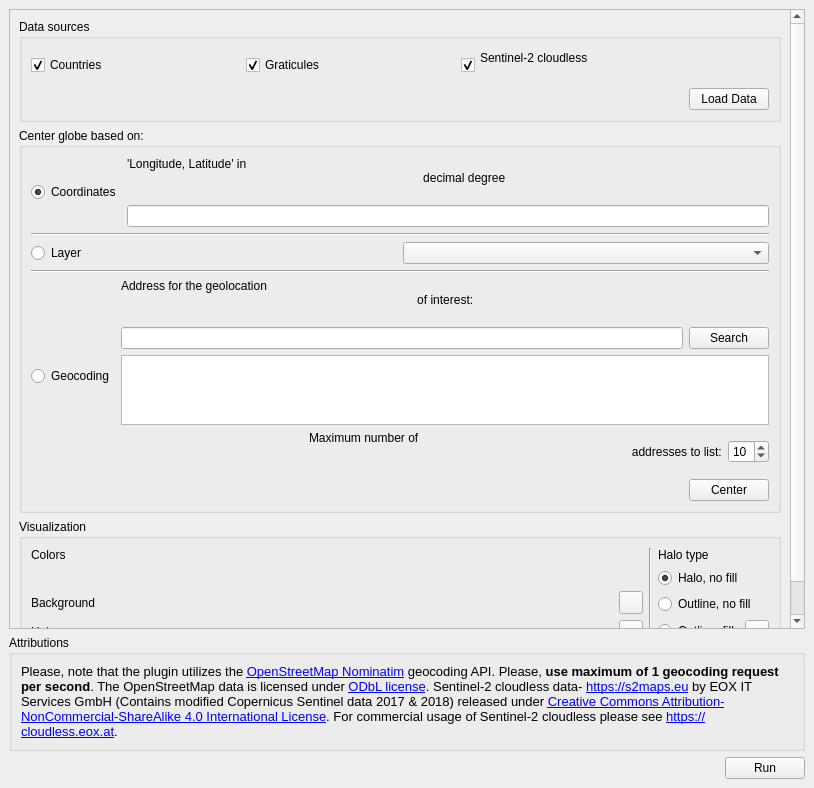
Qt form globe_builder_dockwidget_base.ui (GispoCoding/GlobeBuilder) before a commit.
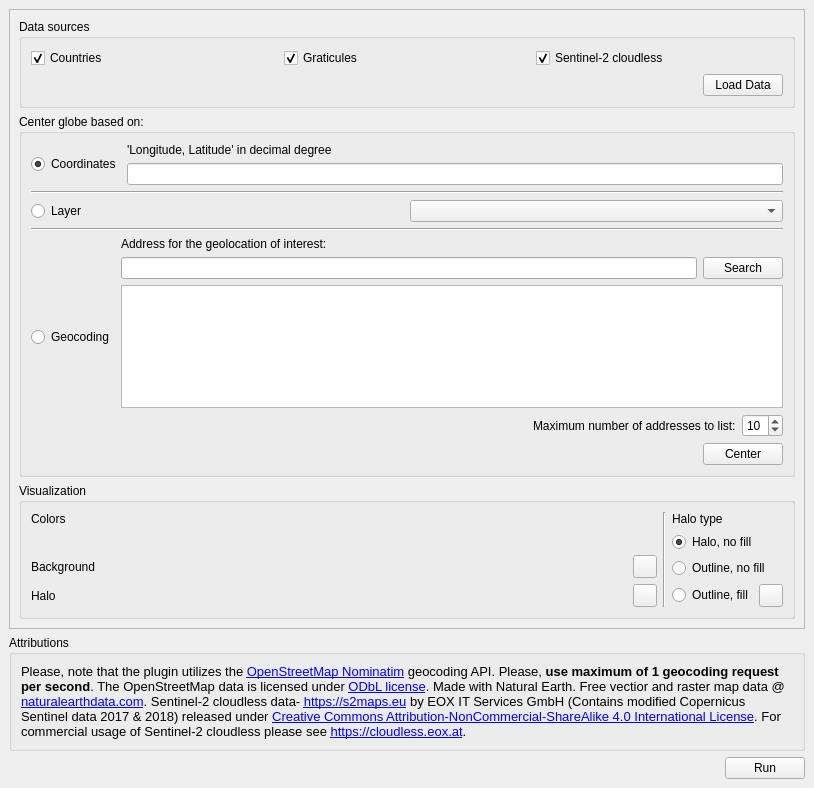
The same form after that commit. Icons and pictures are not drawn. Custom widgets are drawn as their Qt base class.

Commit message: Fix #1: Remove Natural Earth logo and replace it with text attribution

```diff
--- a/globe_builder_dockwidget_base.ui
+++ b/globe_builder_dockwidget_base.ui
@@ -34,7 +34,7 @@
                                          <x>0</x>
                                          <y>0</y>
                                          <width>792</width>
-                                         <height>524</height>
+           <height>584</height>
                                      </rect>
                                  </property>
                                  <layout class="QVBoxLayout" name="verticalLayout_10">
@@ -80,8 +80,7 @@
                                                                              <widget class="QCheckBox"
                                                                                      name="checkBoxS2cloudless">
                                                                                  <property name="text">
-                                                                                     <string>Sentinel-2 cloudless
-                                                                                     </string>
+                      <string>Sentinel-2 cloudless</string>
                                                                                  </property>
                                                                                  <property name="checked">
                                                                                      <bool>true</bool>
@@ -158,9 +157,7 @@
                                                                          <item>
                                                                              <widget class="QLabel" name="label_2">
                                                                                  <property name="text">
-                                                                                     <string>'Longitude, Latitude' in
-                                                                                         decimal degree
-                                                                                     </string>
+                      <string>'Longitude, Latitude' in decimal degree</string>
                                                                                  </property>
                                                                              </widget>
                                                                          </item>
@@ -218,9 +215,7 @@
                                                                          <item>
                                                                              <widget class="QLabel" name="label_3">
                                                                                  <property name="text">
-                                                                                     <string>Address for the geolocation
-                                                                                         of interest:
-                                                                                     </string>
+                      <string>Address for the geolocation of interest:</string>
                                                                                  </property>
                                                                              </widget>
                                                                          </item>
@@ -276,9 +271,7 @@
                                                                                              </sizepolicy>
                                                                                          </property>
                                                                                          <property name="text">
-                                                                                             <string>Maximum number of
-                                                                                                 addresses to list:
-                                                                                             </string>
+                        <string>Maximum number of addresses to list:</string>
                                                                                          </property>
                                                                                      </widget>
                                                                                  </item>
@@ -542,28 +535,25 @@
                                  <item>
                                      <widget class="QLabel" name="label_5">
                                          <property name="text">
-                                             <string>&lt;html&gt;&lt;head/&gt;&lt;body&gt;&lt;p&gt;&lt;span style=&quot;
-                                                 font-size:10pt;&quot;&gt;Please, note that the plugin utilizes the &lt;/span&gt;&lt;a
-                                                 href=&quot;https://wiki.openstreetmap.org/wiki/Nominatim&quot;&gt;&lt;span
-                                                 style=&quot; font-size:10pt; text-decoration: underline; color:#0000ff;&quot;&gt;OpenStreetMap
-                                                 Nominatim&lt;/span&gt;&lt;/a&gt;&lt;span style=&quot; font-size:10pt;&quot;&gt;
-                                                 geocoding API. Please, &lt;/span&gt;&lt;span style=&quot;
-                                                 font-size:10pt; font-weight:600;&quot;&gt;use maximum of 1 geocoding
-                                                 request per second&lt;/span&gt;&lt;span style=&quot; font-size:10pt;&quot;&gt;.
-                                                 The OpenStreetMap data is licensed under &lt;/span&gt;&lt;a href=&quot;https://opendatacommons.org/licenses/odbl/&quot;&gt;&lt;span
-                                                 style=&quot; font-size:10pt; text-decoration: underline; color:#0000ff;&quot;&gt;ODbL
-                                                 license&lt;/span&gt;&lt;/a&gt;&lt;span style=&quot; font-size:10pt;&quot;&gt;.
-                                                 Sentinel-2 cloudless data- &lt;/span&gt;&lt;a href=&quot;https://s2maps.eu/&quot;&gt;&lt;span
-                                                 style=&quot; font-size:10pt; text-decoration: underline; color:#0000ff;&quot;&gt;https://s2maps.eu&lt;/span&gt;&lt;/a&gt;&lt;span
-                                                 style=&quot; font-size:10pt;&quot;&gt; by EOX IT Services GmbH
-                                                 (Contains modified Copernicus Sentinel data 2017 &amp;amp; 2018)
-                                                 released under &lt;/span&gt;&lt;a href=&quot;https://creativecommons.org/licenses/by-nc-sa/4.0/&quot;&gt;&lt;span
-                                                 style=&quot; font-size:10pt; text-decoration: underline; color:#0000ff;&quot;&gt;Creative
-                                                 Commons Attribution-NonCommercial-ShareAlike 4.0 International License&lt;/span&gt;&lt;/a&gt;&lt;span
-                                                 style=&quot; font-size:10pt;&quot;&gt;. For commercial usage of
-                                                 Sentinel-2 cloudless please see &lt;/span&gt;&lt;a href=&quot;https://cloudless.eox.at&quot;&gt;&lt;span
-                                                 style=&quot; font-size:10pt; text-decoration: underline; color:#0000ff;&quot;&gt;https://cloudless.eox.at&lt;/span&gt;&lt;/a&gt;&lt;span
-                                                 style=&quot; font-size:10pt;&quot;&gt;.&lt;/span&gt;&lt;/p&gt;&lt;/body&gt;&lt;/html&gt;
+            <string>&lt;html&gt;&lt;head/&gt;&lt;body&gt;&lt;p&gt;&lt;span style=&quot; font-size:10pt;&quot;&gt;Please,
+             note that the plugin utilizes the &lt;/span&gt;&lt;a href=&quot;https://wiki.openstreetmap.org/wiki/Nominatim&quot;&gt;&lt;span
+             style=&quot; font-size:10pt; text-decoration: underline; color:#0000ff;&quot;&gt;OpenStreetMap Nominatim&lt;/span&gt;&lt;/a&gt;&lt;span
+             style=&quot; font-size:10pt;&quot;&gt; geocoding API. Please, &lt;/span&gt;&lt;span style=&quot;
+             font-size:10pt; font-weight:600;&quot;&gt;use maximum of 1 geocoding request per second&lt;/span&gt;&lt;span
+             style=&quot; font-size:10pt;&quot;&gt;. The OpenStreetMap data is licensed under &lt;/span&gt;&lt;a href=&quot;https://opendatacommons.org/licenses/odbl/&quot;&gt;&lt;span
+             style=&quot; font-size:10pt; text-decoration: underline; color:#0000ff;&quot;&gt;ODbL license&lt;/span&gt;&lt;/a&gt;&lt;span
+             style=&quot; font-size:10pt;&quot;&gt;. Made with Natural Earth. Free vectior and raster map data @ &lt;/span&gt;&lt;a
+             href=&quot;naturalearthdata.com&quot;&gt;&lt;span style=&quot; font-size:10pt; text-decoration: underline;
+             color:#0000ff;&quot;&gt;naturalearthdata.com&lt;/span&gt;&lt;/a&gt;&lt;span style=&quot; font-size:10pt;&quot;&gt;.
+             Sentinel-2 cloudless data- &lt;/span&gt;&lt;a href=&quot;https://s2maps.eu/&quot;&gt;&lt;span style=&quot;
+             font-size:10pt; text-decoration: underline; color:#0000ff;&quot;&gt;https://s2maps.eu&lt;/span&gt;&lt;/a&gt;&lt;span
+             style=&quot; font-size:10pt;&quot;&gt; by EOX IT Services GmbH (Contains modified Copernicus Sentinel data
+             2017 &amp;amp; 2018) released under &lt;/span&gt;&lt;a href=&quot;https://creativecommons.org/licenses/by-nc-sa/4.0/&quot;&gt;&lt;span
+             style=&quot; font-size:10pt; text-decoration: underline; color:#0000ff;&quot;&gt;Creative Commons
+             Attribution-NonCommercial-ShareAlike 4.0 International License&lt;/span&gt;&lt;/a&gt;&lt;span style=&quot;
+             font-size:10pt;&quot;&gt;. For commercial usage of Sentinel-2 cloudless please see &lt;/span&gt;&lt;a href=&quot;https://cloudless.eox.at&quot;&gt;&lt;span
+             style=&quot; font-size:10pt; text-decoration: underline; color:#0000ff;&quot;&gt;https://cloudless.eox.at&lt;/span&gt;&lt;/a&gt;&lt;span
+             style=&quot; font-size:10pt;&quot;&gt;. &lt;/span&gt;&lt;/p&gt;&lt;/body&gt;&lt;/html&gt;
                                              </string>
                                          </property>
                                          <property name="wordWrap">
```
Left out of the diff: 132 changed lines with no effect on the pictures. Lines whose indentation alone changed are shown as unchanged. The commit also changes 4 other files.
